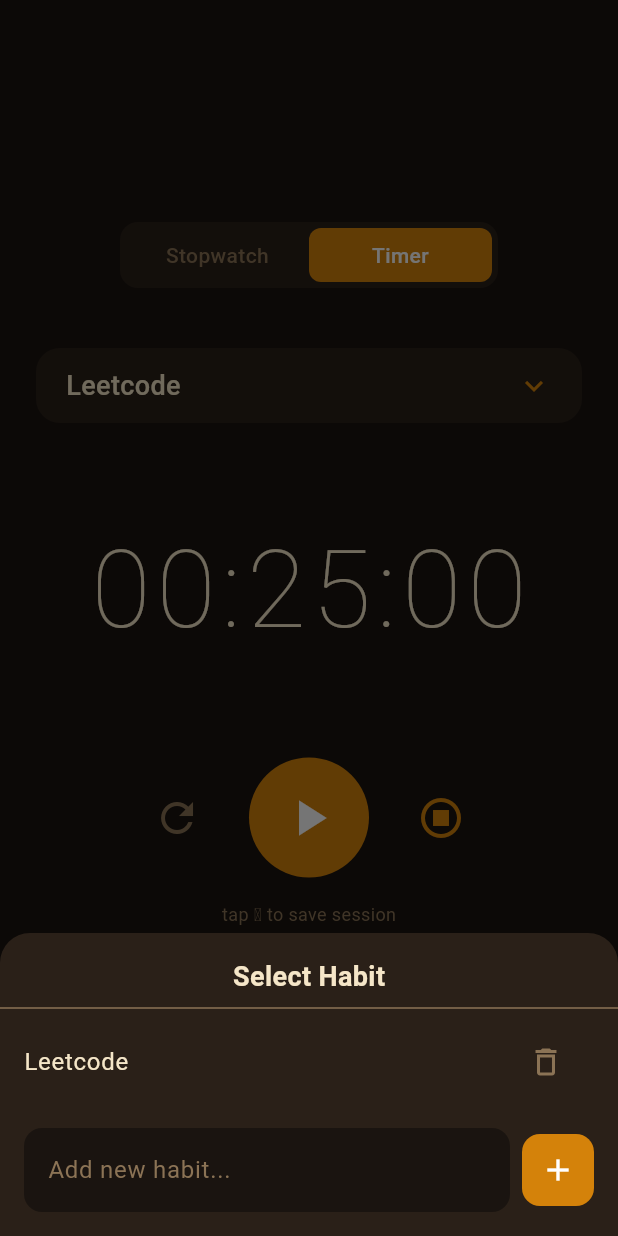
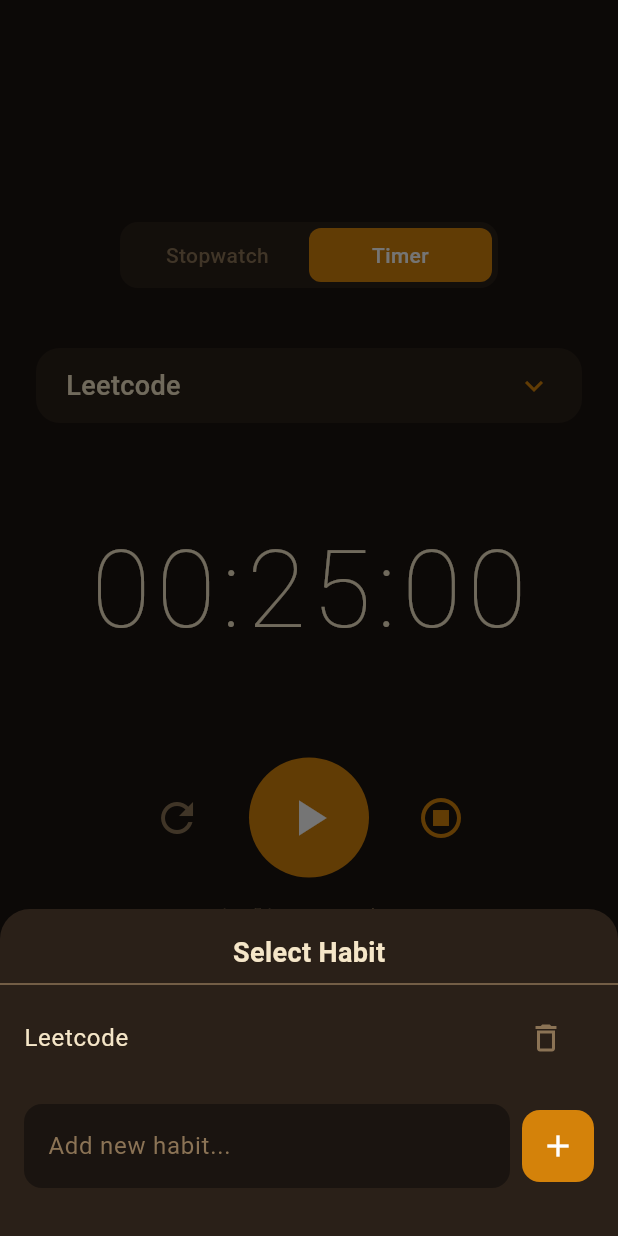
Before and after one commit to Diaa-Essam/Cozy-Session, a Flutter app: the screen it shows after launch, after a tap on "Timer", after a tap on "Leetcode", on a phone screen of 412 x 824 dp. Run offline on Flutter 3.47's test engine with Material 3 defaults, Android fonts, the phone set to English and light mode, and no system bars; our stand-ins replace firebase_core, shared_preferences, sqflite; missing offline and left inert: flutter_foreground_task; accounts and stored records are empty.

Commit message:
fix: habit picker overflow in landscape mode

```diff
--- a/lib/screens/timer_screen.dart
+++ b/lib/screens/timer_screen.dart
@@ -255,13 +255,18 @@
       context: context,
       backgroundColor: AppTheme.card,
       isScrollControlled: true,
+      constraints: BoxConstraints(
+        // Use 90% of screen height — works on both portrait and landscape
+        maxHeight: MediaQuery.of(context).size.height * 0.9,
+      ),
       shape: const RoundedRectangleBorder(
         borderRadius: BorderRadius.vertical(top: Radius.circular(20)),
       ),
       builder: (_) => StatefulBuilder(
-        builder: (context, setModalState) => Padding(
+        builder: (context, setModalState) => SingleChildScrollView(
+          child: Padding(
             padding: EdgeInsets.only(
-            bottom: MediaQuery.of(context).viewInsets.bottom,
+              bottom: MediaQuery.of(context).viewInsets.bottom + 16,
             ),
             child: Column(
               mainAxisSize: MainAxisSize.min,
@@ -314,7 +319,9 @@
                           style: const TextStyle(color: AppTheme.textPrimary),
                           decoration: InputDecoration(
                             hintText: 'Add new habit...',
-                          hintStyle: const TextStyle(color: AppTheme.textMuted),
+                            hintStyle: const TextStyle(
+                              color: AppTheme.textMuted,
+                            ),
                             filled: true,
                             fillColor: AppTheme.background,
                             border: OutlineInputBorder(
@@ -351,6 +358,7 @@
                   ),
                 ),
               ],
+            ),
           ),
         ),
       ),
```
Lines whose indentation alone changed are shown as unchanged.
